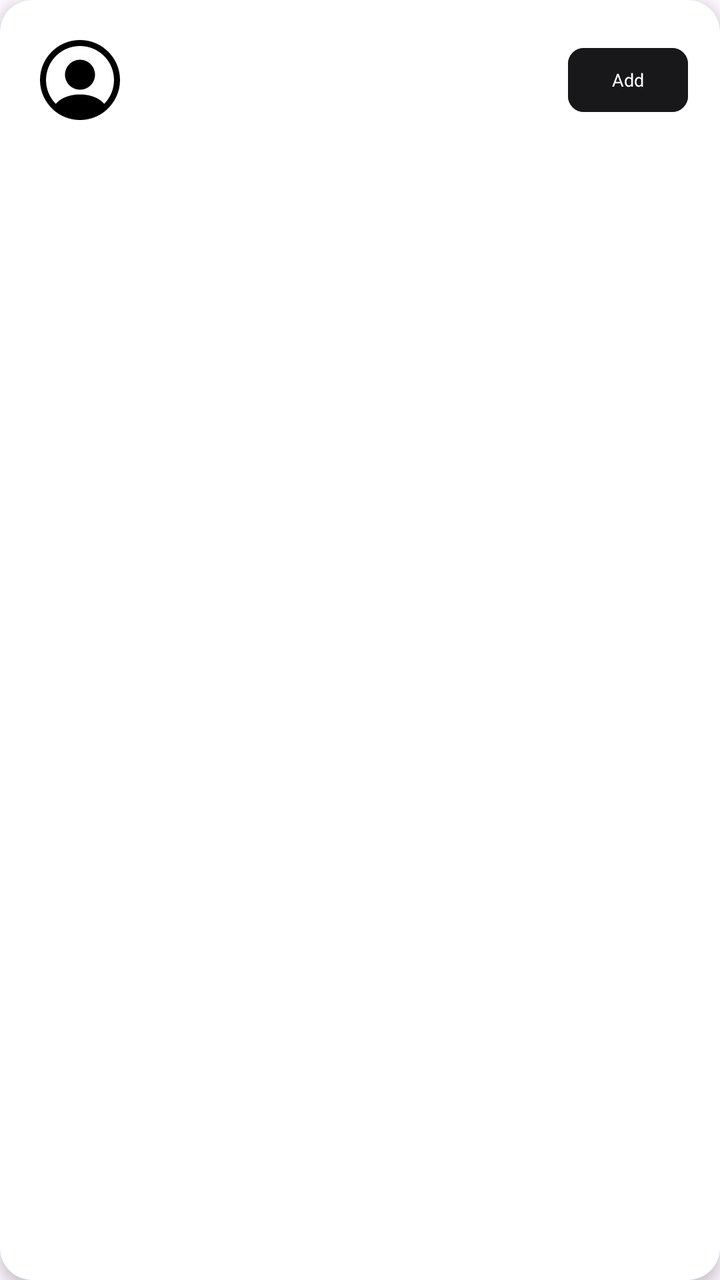
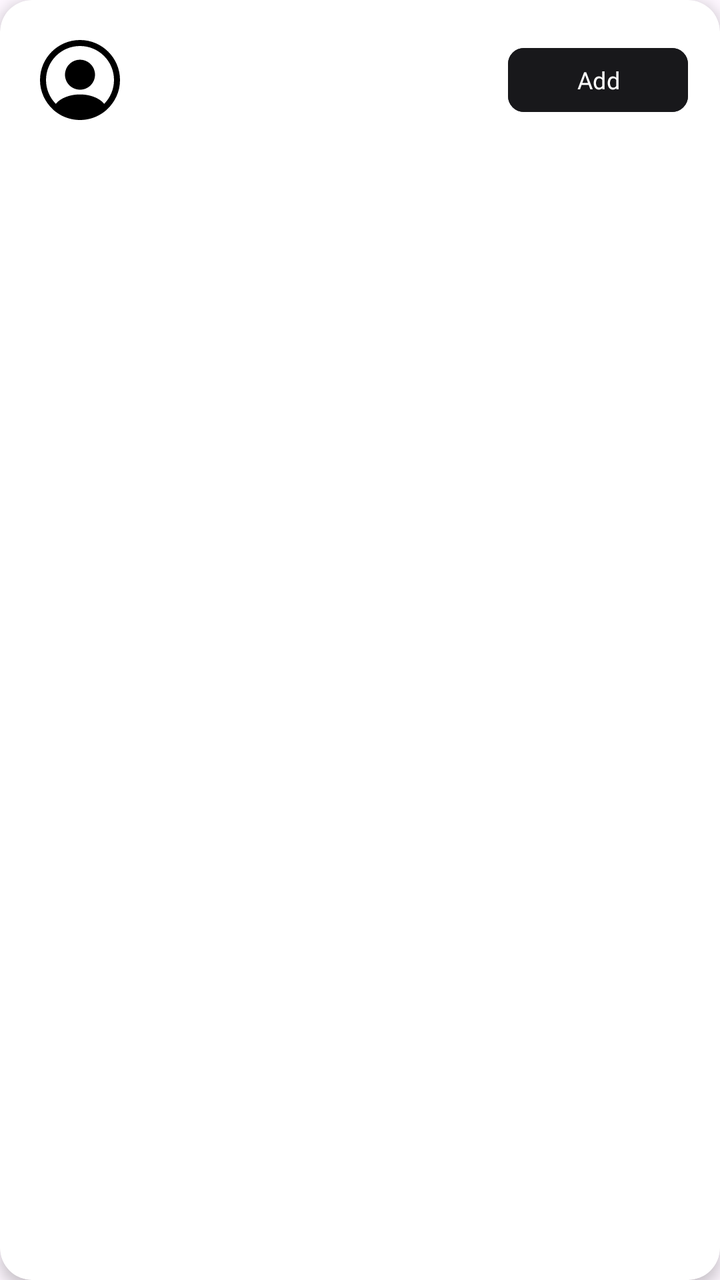

Two renders of the same Android screen: before a commit and after it. Below are the layout's source before the change and the commit's diff.
<!-- AndroidManifest.xml: application theme Theme.Travel -->
<!-- res/layout/item_user_search.xml -->
<?xml version="1.0" encoding="utf-8"?>
<androidx.cardview.widget.CardView
    xmlns:android="http://schemas.android.com/apk/res/android"
    xmlns:app="http://schemas.android.com/apk/res-auto"
    android:layout_width="match_parent"
    android:layout_height="wrap_content"
    android:layout_marginHorizontal="12dp"
    android:layout_marginVertical="6dp"
    app:cardCornerRadius="16dp"
    app:cardElevation="4dp"
    app:cardBackgroundColor="@color/white">

    <androidx.constraintlayout.widget.ConstraintLayout
        android:layout_width="match_parent"
        android:layout_height="wrap_content"
        android:padding="16dp">

        <ImageView
            android:id="@+id/profilePicture"
            android:layout_width="48dp"
            android:layout_height="48dp"
            android:scaleType="centerCrop"
            android:src="@drawable/ic_profile"
            app:layout_constraintBottom_toBottomOf="parent"
            app:layout_constraintStart_toStartOf="parent"
            app:layout_constraintTop_toTopOf="parent" />

        <TextView
            android:id="@+id/displayNameText"
            android:layout_width="0dp"
            android:layout_height="wrap_content"
            android:layout_marginEnd="8dp"
            android:layout_marginStart="8dp"
            android:ellipsize="end"
            android:fontFamily="@font/mont_bold"
            android:maxLines="1"
            android:textColor="@color/text_primary"
            android:textSize="14sp"
            app:layout_constraintEnd_toStartOf="@id/actionButton"
            app:layout_constraintStart_toEndOf="@+id/profilePicture"
            app:layout_constraintTop_toTopOf="@+id/profilePicture" />

        <TextView
            android:id="@+id/usernameText"
            android:layout_width="0dp"
            android:layout_height="wrap_content"
            android:layout_marginEnd="8dp"
            android:layout_marginStart="8dp"
            android:ellipsize="end"
            android:fontFamily="@font/mont_regular"
            android:maxLines="1"
            android:textColor="@color/text_secondary"
            android:textSize="12sp"
            app:layout_constraintEnd_toStartOf="@id/actionButton"
            app:layout_constraintStart_toEndOf="@+id/profilePicture"
            app:layout_constraintTop_toBottomOf="@id/displayNameText" />

        <com.google.android.material.button.MaterialButton
            android:id="@+id/actionButton"
            android:layout_width="wrap_content"
            android:layout_height="40dp"
            android:minWidth="60dp"
            android:paddingHorizontal="0dp"
            android:textSize="9sp"
            android:maxWidth="90dp"
            android:text="Add"
            android:textAllCaps="false"
            android:backgroundTint="@color/button_primary"
            android:textColor="@color/button_primary_text"
            android:fontFamily="@font/mont_bold"
            app:cornerRadius="8dp"
            app:layout_constraintTop_toTopOf="parent"
            app:layout_constraintBottom_toBottomOf="parent"
            app:layout_constraintEnd_toEndOf="parent" />

    </androidx.constraintlayout.widget.ConstraintLayout>

</androidx.cardview.widget.CardView>
<!-- resources referenced by this layout -->
<resources>
  <color name="button_primary">#FF18181B</color>
  <color name="button_primary_text">#FFFFFFFF</color>
  <color name="text_primary">#FF18181B</color>
  <color name="text_secondary">#FFA1A1AA</color>
  <color name="white">#FFFFFFFF</color>
  <!-- drawable ic_profile (drawable) -->
  <vector xmlns:android="http://schemas.android.com/apk/res/android"
      android:width="200dp"
      android:height="200dp"
      android:viewportWidth="24"
      android:viewportHeight="24">
    <path
        android:pathData="M22,12C22,6.49 17.51,2 12,2C6.49,2 2,6.49 2,12C2,14.9 3.25,17.51 5.23,19.34C5.23,19.35 5.23,19.35 5.22,19.36C5.32,19.46 5.44,19.54 5.54,19.63C5.6,19.68 5.65,19.73 5.71,19.77C5.89,19.92 6.09,20.06 6.28,20.2C6.35,20.25 6.41,20.29 6.48,20.34C6.67,20.47 6.87,20.59 7.08,20.7C7.15,20.74 7.23,20.79 7.3,20.83C7.5,20.94 7.71,21.04 7.93,21.13C8.01,21.17 8.09,21.21 8.17,21.24C8.39,21.33 8.61,21.41 8.83,21.48C8.91,21.51 8.99,21.54 9.07,21.56C9.31,21.63 9.55,21.69 9.79,21.75C9.86,21.77 9.93,21.79 10.01,21.8C10.29,21.86 10.57,21.9 10.86,21.93C10.9,21.93 10.94,21.94 10.98,21.95C11.32,21.98 11.66,22 12,22C12.34,22 12.68,21.98 13.01,21.95C13.05,21.95 13.09,21.94 13.13,21.93C13.42,21.9 13.7,21.86 13.98,21.8C14.05,21.79 14.12,21.76 14.2,21.75C14.44,21.69 14.69,21.64 14.92,21.56C15,21.53 15.08,21.5 15.16,21.48C15.38,21.4 15.61,21.33 15.82,21.24C15.9,21.21 15.98,21.17 16.06,21.13C16.27,21.04 16.48,20.94 16.69,20.83C16.77,20.79 16.84,20.74 16.91,20.7C17.11,20.58 17.31,20.47 17.51,20.34C17.58,20.3 17.64,20.25 17.71,20.2C17.91,20.06 18.1,19.92 18.28,19.77C18.34,19.72 18.39,19.67 18.45,19.63C18.56,19.54 18.67,19.45 18.77,19.36C18.77,19.35 18.77,19.35 18.76,19.34C20.75,17.51 22,14.9 22,12ZM16.94,16.97C14.23,15.15 9.79,15.15 7.06,16.97C6.62,17.26 6.26,17.6 5.96,17.97C4.44,16.43 3.5,14.32 3.5,12C3.5,7.31 7.31,3.5 12,3.5C16.69,3.5 20.5,7.31 20.5,12C20.5,14.32 19.56,16.43 18.04,17.97C17.75,17.6 17.38,17.26 16.94,16.97Z"
        android:fillColor="#000000"/>
    <path
        android:pathData="M12,6.93C9.93,6.93 8.25,8.61 8.25,10.68C8.25,12.71 9.84,14.36 11.95,14.42C11.98,14.42 12.02,14.42 12.04,14.42C12.06,14.42 12.09,14.42 12.11,14.42C12.12,14.42 12.13,14.42 12.13,14.42C14.15,14.35 15.74,12.71 15.75,10.68C15.75,8.61 14.07,6.93 12,6.93Z"
        android:fillColor="#000000"/>
  </vector>
  <style name="Theme.Travel" parent="Theme.Material3.DayNight.NoActionBar">
          <item name="colorPrimary">#2196F3</item>
          <item name="colorOnPrimary">@android:color/white</item>
      </style>
</resources>

<!-- the commit's change to res/layout/item_user_search.xml (unified diff, before → after) -->
@@ -35,7 +35,7 @@
             android:fontFamily="@font/mont_bold"
             android:maxLines="1"
             android:textColor="@color/text_primary"
-            android:textSize="14sp"
+            android:textSize="16sp"
             app:layout_constraintEnd_toStartOf="@id/actionButton"
             app:layout_constraintStart_toEndOf="@+id/profilePicture"
             app:layout_constraintTop_toTopOf="@+id/profilePicture" />
@@ -57,17 +57,16 @@
 
         <com.google.android.material.button.MaterialButton
             android:id="@+id/actionButton"
-            android:layout_width="wrap_content"
+            android:layout_width="90dp"
             android:layout_height="40dp"
-            android:minWidth="60dp"
-            android:paddingHorizontal="0dp"
-            android:textSize="9sp"
-            android:maxWidth="90dp"
             android:text="Add"
+            android:textSize="12sp"
             android:textAllCaps="false"
             android:backgroundTint="@color/button_primary"
             android:textColor="@color/button_primary_text"
             android:fontFamily="@font/mont_bold"
+            android:minWidth="0dp"
+            android:paddingHorizontal="0dp"
             app:cornerRadius="8dp"
             app:layout_constraintTop_toTopOf="parent"
             app:layout_constraintBottom_toBottomOf="parent"
